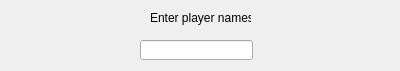
Before: the Qt Designer form playerRegistrationDialog.ui in GFlores17/JackboxT.O.-GUI-Version, drawn with Qt 5.
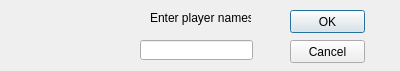
After: the same form once the commit is applied.

Patch:
```diff
--- a/playerRegistrationDialog.ui
+++ b/playerRegistrationDialog.ui
@@ -36,6 +36,32 @@
     <string>Enter player names.</string>
    </property>
   </widget>
+  <widget class="QPushButton" name="OKButton">
+   <property name="geometry">
+    <rect>
+     <x>290</x>
+     <y>10</y>
+     <width>75</width>
+     <height>23</height>
+    </rect>
+   </property>
+   <property name="text">
+    <string>OK</string>
+   </property>
+  </widget>
+  <widget class="QPushButton" name="CancelButton">
+   <property name="geometry">
+    <rect>
+     <x>290</x>
+     <y>40</y>
+     <width>75</width>
+     <height>23</height>
+    </rect>
+   </property>
+   <property name="text">
+    <string>Cancel</string>
+   </property>
+  </widget>
  </widget>
  <resources/>
  <connections/>
```
